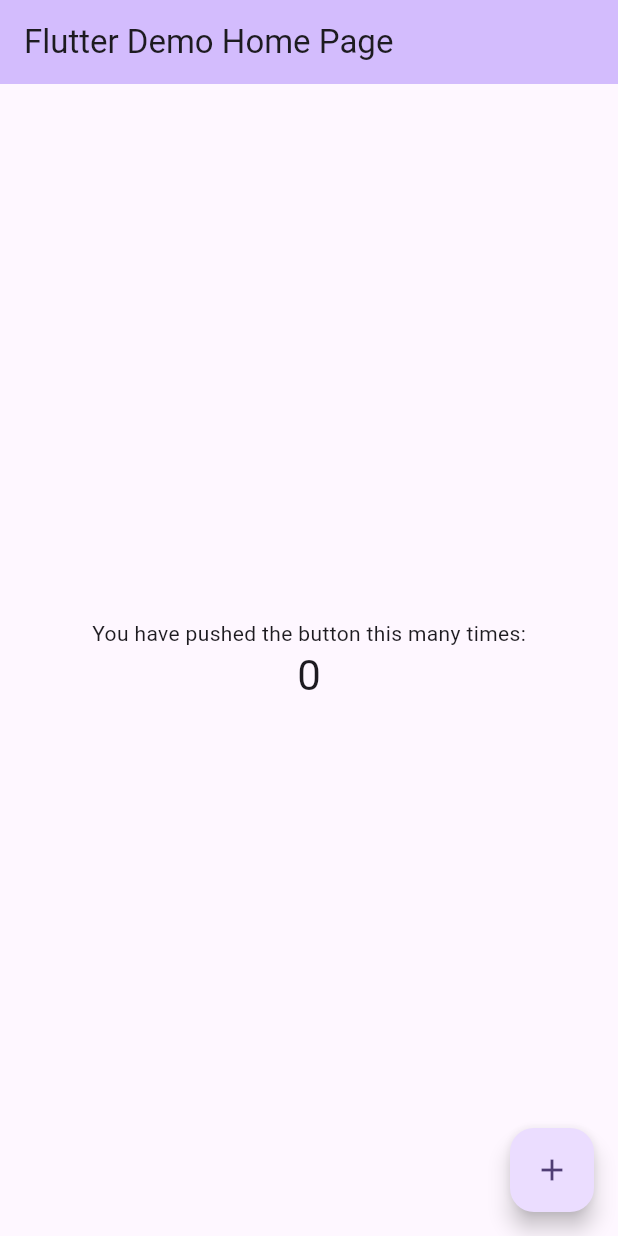
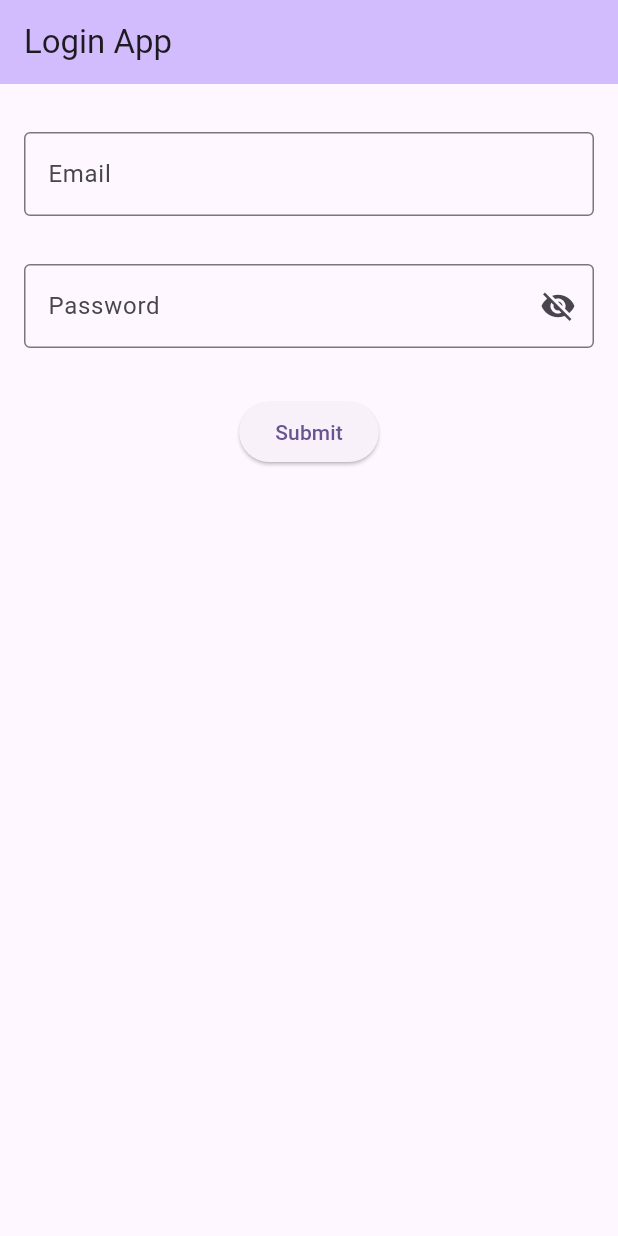
Before and after one commit to sraaaaaaay/flutter-login-app, a Flutter app: the screen it shows after launch, on a phone screen of 412 x 824 dp. Run offline on Flutter 3.47's test engine with Material 3 defaults, Android fonts, the light colour scheme and no system bars.

Commit message:
Basic login form

```diff
--- a/lib/main.dart
+++ b/lib/main.dart
@@ -1,4 +1,5 @@
 import 'package:flutter/material.dart';
+import 'package:flutter/services.dart';
 
 void main() {
   runApp(const MyApp());
@@ -10,35 +11,30 @@ class MyApp extends StatelessWidget {
   @override
   Widget build(BuildContext context) {
     return MaterialApp(
-      title: 'Flutter Demo',
+      title: 'Login App',
       theme: ThemeData(
         colorScheme: ColorScheme.fromSeed(seedColor: Colors.deepPurple),
         useMaterial3: true,
       ),
-      home: const MyHomePage(title: 'Flutter Demo Home Page'),
+      home: const Login(title: 'Login App'),
     );
   }
 }
 
-class MyHomePage extends StatefulWidget {
-  const MyHomePage({super.key, required this.title});
-
-
+class Login extends StatefulWidget {
+  const Login({super.key, required this.title});
 
   final String title;
 
   @override
-  State<MyHomePage> createState() => _MyHomePageState();
+  State<Login> createState() => _LoginState();
 }
 
-class _MyHomePageState extends State<MyHomePage> {
-  int _counter = 0;
-
-  void _incrementCounter() {
-    setState(() {
-      _counter++;
-    });
-  }
+class _LoginState extends State<Login> {
+  final _formKey = GlobalKey<FormState>();
+  TextEditingController emailController = TextEditingController();
+  TextEditingController passwordController = TextEditingController();
+  bool _passwordHidden = true;
 
   @override
   Widget build(BuildContext context) {
@@ -47,24 +43,100 @@ class _MyHomePageState extends State<MyHomePage> {
           backgroundColor: Theme.of(context).colorScheme.inversePrimary,
           title: Text(widget.title),
         ),
-      body: Center(
+        body: Form(
+          key: _formKey,
+          child: Padding(
+              padding: const EdgeInsets.symmetric(horizontal: 8, vertical: 16),
               child: Column(
-          mainAxisAlignment: MainAxisAlignment.center,
-          children: <Widget>[
-            const Text(
-              'You have pushed the button this many times:',
-            ),
-            Text(
-              '$_counter',
-              style: Theme.of(context).textTheme.headlineMedium,
-            ),
-          ],
+                  crossAxisAlignment: CrossAxisAlignment.center,
+                  children: [
+                    Padding(
+                      padding: const EdgeInsets.symmetric(
+                          horizontal: 8, vertical: 16),
+                      child: TextFormField(
+                        controller: emailController,
+                        decoration: const InputDecoration(
+                            border: OutlineInputBorder(), labelText: "Email"),
+                        validator: (value) {
+                          if (value == null || value.isEmpty) {
+                            return "Please enter your email";
+                          }
+                          return null;
+                        },
                       ),
                     ),
-      floatingActionButton: FloatingActionButton(
-        onPressed: _incrementCounter,
-        tooltip: 'Increment',
-        child: const Icon(Icons.add),
-      ),    );
+                    Padding(
+                      padding: const EdgeInsets.symmetric(
+                          horizontal: 8, vertical: 16),
+                      child: TextFormField(
+                        obscureText: _passwordHidden,
+                        controller: passwordController,
+                        decoration: InputDecoration(
+                            border: const OutlineInputBorder(),
+                            labelText: "Password",
+                            suffixIcon: IconButton(
+                              icon:  Icon(_passwordHidden
+                                  ? Icons.visibility_off
+                                  : Icons.visibility),
+                            onPressed: () {setState(() {
+                              _passwordHidden = !_passwordHidden;
+                            });},
+                            )),
+                        validator: (value) {
+                          if (value == null || value.isEmpty) {
+                            return "Enter a password";
+                          }
+                          return null;
+                        },
+                      ),
+                    ),
+                    Padding(
+                      padding: const EdgeInsets.symmetric(
+                          horizontal: 8, vertical: 16),
+                      child: Center(
+                          child: ElevatedButton(
+                        onPressed: () {
+                          if (_formKey.currentState!.validate()) {
+                            if (emailController.text.isNotEmpty &&
+                                passwordController.text.isNotEmpty) {
+                              Navigator.push(
+                                  context,
+                                  MaterialPageRoute(
+                                      builder: (context) => HomePage(
+                                          email: emailController.text)));
+                            }
+                          } else {
+                            ScaffoldMessenger.of(context).showSnackBar(
+                              const SnackBar(
+                                  content: Text("Please fill input")),
+                            );
+                          }
+                        },
+                        child: const Text("Submit"),
+                      )),
+                    ),
+                  ])),
+        ));
   }
 }
+
+class HomePage extends StatelessWidget {
+  final String email;
+  const HomePage({Key? key, required this.email}) : super(key: key);
+
+  @override
+  Widget build(BuildContext context) {
+    return Scaffold(
+      appBar: AppBar(title: const Text("Home")),
+      body: Column(children: [
+        Text(email),
+        Center(
+            child: ElevatedButton(
+                onPressed: () {
+                  Navigator.pop(context);
+                },
+                child: const Text("Back"))),
+      ]),
+    );
+  }
+}
```
Lines whose indentation alone changed are shown as unchanged.
